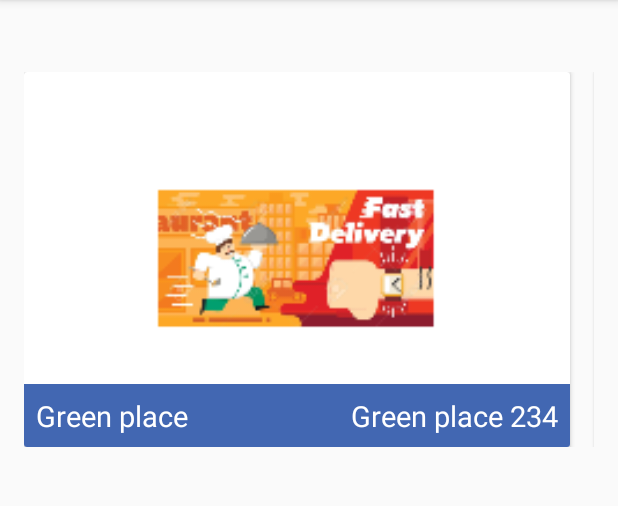
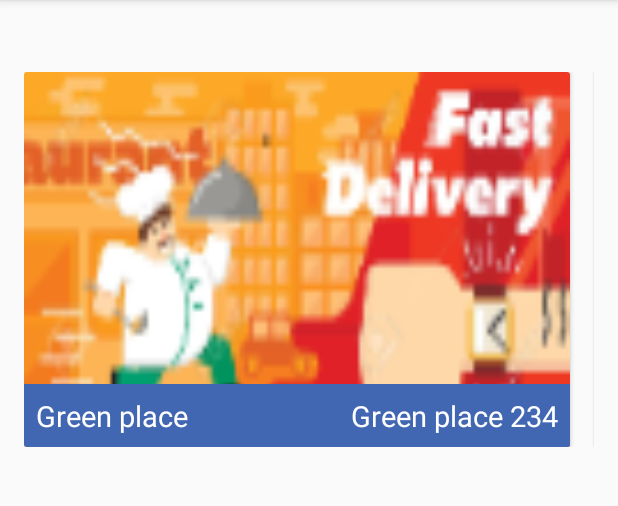
Before and after one commit to trongtran178/food_delivery, an Android app: the screen it shows after launch (MainPageActivity), on a phone screen of 412 x 824 dp, the part 84-590 px from its top. Run offline under Robolectric (Android 15) with nearby library versions, the phone set to English and light mode, and no system bars.

Commit message:
Edit favorite restaurant image item

```diff
--- a/app/src/main/java/hcmute/spkt/tranngoctrong/food_delivery/adapter/FavoriteRestaurantAdapter.java
+++ b/app/src/main/java/hcmute/spkt/tranngoctrong/food_delivery/adapter/FavoriteRestaurantAdapter.java
@@ -54,7 +54,6 @@ public class FavoriteRestaurantAdapter extends RecyclerView.Adapter<FavoriteRest
     class FavoriteRestaurantHolder extends RecyclerView.ViewHolder {
         private TextView testTemp;
 
-
         public FavoriteRestaurantHolder(@NonNull View itemView) {
             super(itemView);
             testTemp = itemView.findViewById(R.id.texttemp);
--- a/app/src/main/res/layout/favorite_restaurant_item.xml
+++ b/app/src/main/res/layout/favorite_restaurant_item.xml
@@ -5,11 +5,14 @@
     android:layout_marginRight="16dp"
     android:backgroundTintMode="screen">
 
+
     <ImageView
         android:layout_width="match_parent"
         android:layout_height="match_parent"
-        android:src="@mipmap/food_delivery_foreground"></ImageView>
+        android:scaleType="fitXY"
+        android:src="@mipmap/capture"
 
+        ></ImageView>
 
     <LinearLayout
         android:layout_width="match_parent"
@@ -27,8 +30,8 @@
                 <RelativeLayout
                     android:layout_width="wrap_content"
                     android:layout_height="wrap_content"
-                    android:paddingVertical="8dp"
-                    android:background="@color/blue">
+                    android:background="@color/blue"
+                    android:paddingVertical="8dp">
 
                     <TextView
                         android:id="@+id/texttemp"
```
Also changed, not shown: app/src/main/res/mipmap-xxxhdpi/capture.png (added).
